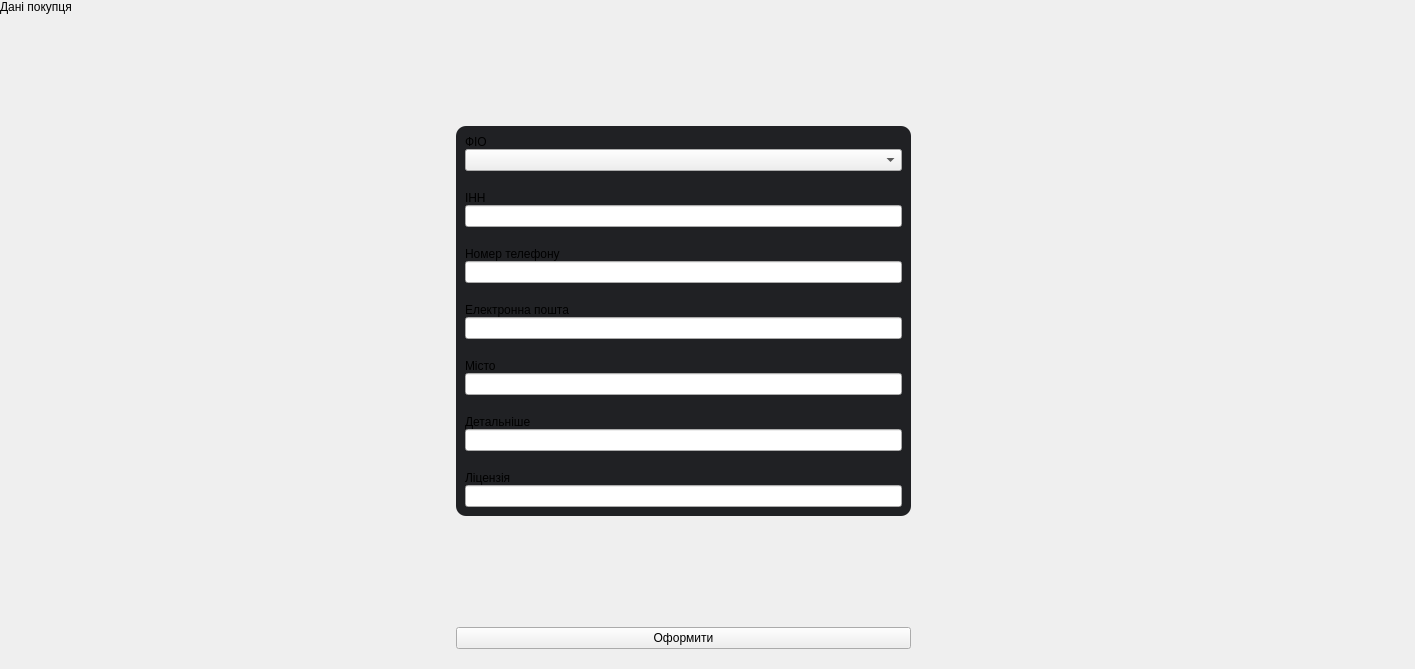
Old version of the form src/View/addbuyer.ui in the repository Fyz-dev/GunStore.
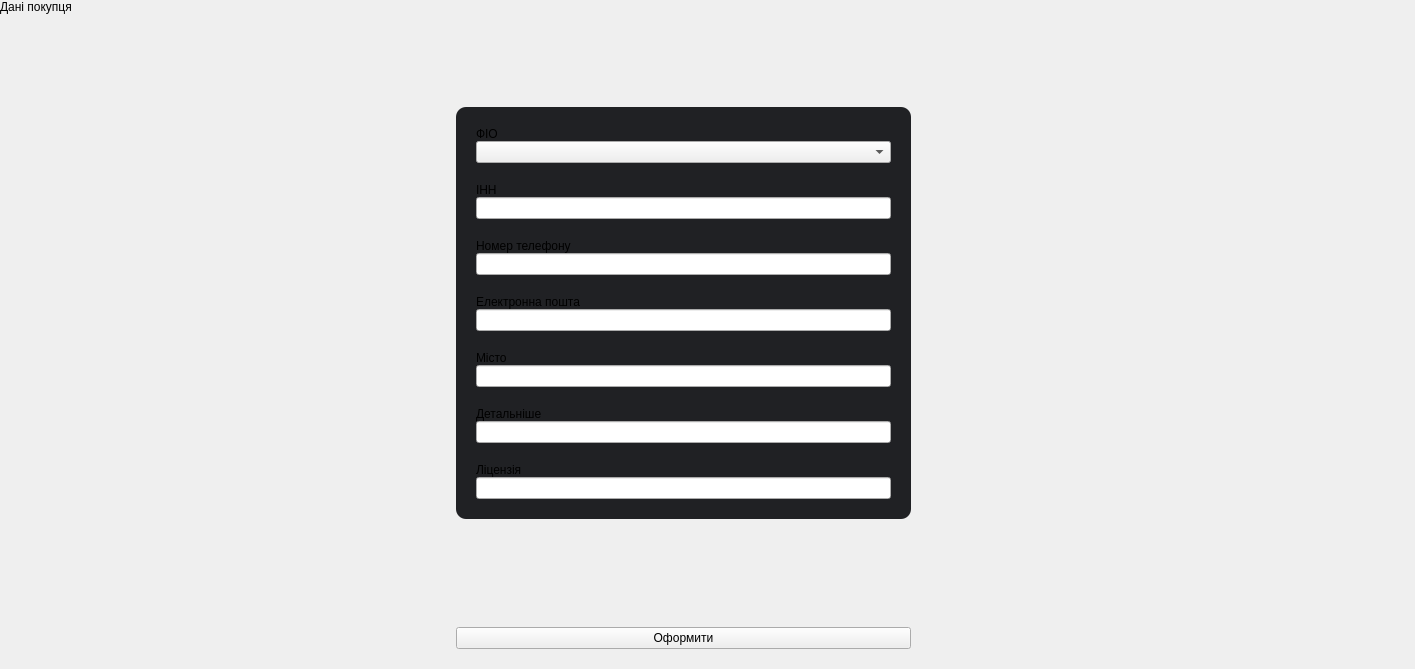
New version of the form.

```diff
--- a/src/View/addbuyer.ui
+++ b/src/View/addbuyer.ui
@@ -65,8 +65,14 @@
      </item>
      <item>
       <layout class="QVBoxLayout" name="verticalLayout_10">
+       <property name="spacing">
+        <number>20</number>
+       </property>
        <item>
         <layout class="QVBoxLayout" name="verticalLayout_9">
+         <property name="spacing">
+          <number>6</number>
+         </property>
          <item>
           <spacer name="verticalSpacer">
            <property name="orientation">
@@ -83,6 +89,18 @@
          <item>
           <widget class="QWidget" name="widget" native="true">
            <layout class="QVBoxLayout" name="verticalLayout_2">
+            <property name="leftMargin">
+             <number>20</number>
+            </property>
+            <property name="topMargin">
+             <number>20</number>
+            </property>
+            <property name="rightMargin">
+             <number>20</number>
+            </property>
+            <property name="bottomMargin">
+             <number>20</number>
+            </property>
             <item>
              <layout class="QVBoxLayout" name="verticalLayout_8">
               <property name="spacing">
@@ -217,10 +235,13 @@
            <property name="orientation">
             <enum>Qt::Vertical</enum>
            </property>
+           <property name="sizeType">
+            <enum>QSizePolicy::Expanding</enum>
+           </property>
            <property name="sizeHint" stdset="0">
             <size>
-             <width>290</width>
-             <height>22</height>
+             <width>20</width>
+             <height>40</height>
             </size>
            </property>
           </spacer>
```
